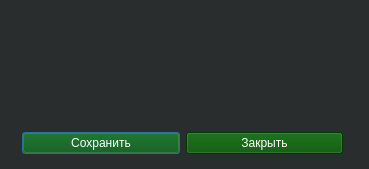
Old version of the form src/view/ui/edit_preset.ui in the repository Ranzo/Calc3d_by_Risen.
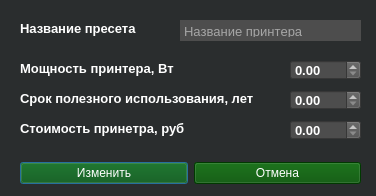
New version of the form. Icons and pictures are not drawn.

The edit to the form file:
```diff
--- a/src/view/ui/edit_preset.ui
+++ b/src/view/ui/edit_preset.ui
@@ -1,61 +1,335 @@
 <?xml version="1.0" encoding="UTF-8"?>
 <ui version="4.0">
- <class>EditPreset</class>
- <widget class="QDialog" name="EditPreset">
-<property name="styleSheet">
-  <string notr="true">
+  <class>EditPrinter</class>
+  <widget class="QDialog" name="EditPrinter">
+    <property name="styleSheet">
+      <string notr="true">
     background-color: rgb(42, 45, 46);
     color: white; 
-  </string>
-</property>
-  <property name="geometry">
-   <rect>
-    <x>0</x>
-    <y>0</y>
-    <width>369</width>
-    <height>169</height>
-   </rect>
-  </property>
-  <property name="windowTitle">
-   <string>Изменить пресет</string>
-  </property>
-  <property name="windowIcon">
-   <iconset>
-    <normaloff>img/logo-1.png</normaloff>img/logo-1.png</iconset>
-  </property>
-  <widget class="QWidget" name="">
-   <property name="geometry">
-    <rect>
-     <x>22</x>
-     <y>130</y>
-     <width>321</width>
-     <height>27</height>
-    </rect>
-   </property>
-   <layout class="QHBoxLayout" name="horizontalLayout">
-    <item>
-     <widget class="QPushButton" name="pushButton">
+      </string>
+    </property>
+    <property name="geometry">
+      <rect>
+        <x>0</x>
+        <y>0</y>
+        <width>376</width>
+        <height>196</height>
+      </rect>
+    </property>
+    <property name="windowTitle">
+      <string>Изменение данных принтера</string>
+    </property>
+    <property name="windowIcon">
+      <iconset>
+        <normaloff>:/img/logo-1.png</normaloff>
+      </iconset>
+    </property>
+    <widget class="QWidget" name="layoutWidget">
+      <property name="geometry">
+        <rect>
+          <x>20</x>
+          <y>160</y>
+          <width>341</width>
+          <height>27</height>
+        </rect>
+      </property>
+      <layout class="QHBoxLayout" name="horizontalLayout">
+        <item>
+          <widget class="QPushButton" name="pushButton">
+            <property name="styleSheet">
+              <string notr="true">background-color: rgb(0, 80, 0);</string>
+            </property>
+            <property name="text">
+              <string>Изменить</string>
+            </property>
+          </widget>
+        </item>
+        <item>
+          <widget class="QPushButton" name="pushButton_2">
+            <property name="styleSheet">
+              <string notr="true">background-color: rgb(0, 80, 0);</string>
+            </property>
+            <property name="text">
+              <string>Отмена</string>
+            </property>
+          </widget>
+        </item>
+      </layout>
+    </widget>
+    <widget class="QLabel" name="power_printer">
+      <property name="geometry">
+        <rect>
+          <x>20</x>
+          <y>90</y>
+          <width>261</width>
+          <height>17</height>
+        </rect>
+      </property>
+      <property name="font">
+        <font>
+          <pointsize>10</pointsize>
+          <bold>true</bold>
+        </font>
+      </property>
       <property name="styleSheet">
-       <string notr="true">background-color: rgb(0, 80, 0);</string>
+        <string notr="true">color: rgb(255, 255, 255);</string>
       </property>
       <property name="text">
-       <string>Сохранить</string>
+        <string>Срок полезного использования, лет</string>
       </property>
-     </widget>
-    </item>
-    <item>
-     <widget class="QPushButton" name="pushButton_2">
+    </widget>
+    <widget class="QDoubleSpinBox" name="input_age">
+      <property name="geometry">
+        <rect>
+          <x>290</x>
+          <y>90</y>
+          <width>71</width>
+          <height>20</height>
+        </rect>
+      </property>
+      <property name="sizePolicy">
+        <sizepolicy hsizetype="Fixed" vsizetype="Fixed">
+          <horstretch>0</horstretch>
+          <verstretch>0</verstretch>
+        </sizepolicy>
+      </property>
+      <property name="font">
+        <font>
+          <pointsize>10</pointsize>
+          <bold>true</bold>
+          <stylestrategy>PreferAntialias</stylestrategy>
+        </font>
+      </property>
       <property name="styleSheet">
-       <string notr="true">background-color: rgb(0, 80, 0);</string>
+        <string notr="true">background-color: rgb(77, 77, 77);</string>
       </property>
+      <property name="buttonSymbols">
+        <enum>QAbstractSpinBox::UpDownArrows</enum>
+      </property>
+      <property name="minimum">
+        <double>0.000000000000000</double>
+      </property>
+      <property name="maximum">
+        <double>99999.000000000000000</double>
+      </property>
+      <property name="value">
+        <double>0.000000000000000</double>
+      </property>
+    </widget>
+    <widget class="QLabel" name="power_printer_2">
+      <property name="geometry">
+        <rect>
+          <x>20</x>
+          <y>120</y>
+          <width>181</width>
+          <height>17</height>
+        </rect>
+      </property>
+      <property name="font">
+        <font>
+          <pointsize>10</pointsize>
+          <bold>true</bold>
+        </font>
+      </property>
+      <property name="styleSheet">
+        <string notr="true">color: rgb(255, 255, 255);</string>
+      </property>
       <property name="text">
-       <string>Закрыть</string>
+        <string>Стоимость принетра, руб</string>
       </property>
-     </widget>
-    </item>
-   </layout>
+    </widget>
+    <widget class="QDoubleSpinBox" name="input_price">
+      <property name="geometry">
+        <rect>
+          <x>290</x>
+          <y>120</y>
+          <width>71</width>
+          <height>20</height>
+        </rect>
+      </property>
+      <property name="sizePolicy">
+        <sizepolicy hsizetype="Fixed" vsizetype="Fixed">
+          <horstretch>0</horstretch>
+          <verstretch>0</verstretch>
+        </sizepolicy>
+      </property>
+      <property name="font">
+        <font>
+          <pointsize>10</pointsize>
+          <bold>true</bold>
+          <stylestrategy>PreferAntialias</stylestrategy>
+        </font>
+      </property>
+      <property name="styleSheet">
+        <string notr="true">background-color: rgb(77, 77, 77);</string>
+      </property>
+      <property name="buttonSymbols">
+        <enum>QAbstractSpinBox::UpDownArrows</enum>
+      </property>
+      <property name="minimum">
+        <double>0.000000000000000</double>
+      </property>
+      <property name="maximum">
+        <double>99999.000000000000000</double>
+      </property>
+      <property name="value">
+        <double>0.000000000000000</double>
+      </property>
+    </widget>
+    <widget class="QLabel" name="power_printer_3">
+      <property name="geometry">
+        <rect>
+          <x>20</x>
+          <y>60</y>
+          <width>181</width>
+          <height>17</height>
+        </rect>
+      </property>
+      <property name="font">
+        <font>
+          <pointsize>10</pointsize>
+          <bold>true</bold>
+        </font>
+      </property>
+      <property name="styleSheet">
+        <string notr="true">color: rgb(255, 255, 255);</string>
+      </property>
+      <property name="text">
+        <string>Мощность принтера, Вт</string>
+      </property>
+    </widget>
+    <widget class="QDoubleSpinBox" name="input_power">
+      <property name="geometry">
+        <rect>
+          <x>290</x>
+          <y>60</y>
+          <width>71</width>
+          <height>20</height>
+        </rect>
+      </property>
+      <property name="sizePolicy">
+        <sizepolicy hsizetype="Fixed" vsizetype="Fixed">
+          <horstretch>0</horstretch>
+          <verstretch>0</verstretch>
+        </sizepolicy>
+      </property>
+      <property name="font">
+        <font>
+          <pointsize>10</pointsize>
+          <bold>true</bold>
+          <stylestrategy>PreferAntialias</stylestrategy>
+        </font>
+      </property>
+      <property name="styleSheet">
+        <string notr="true">background-color: rgb(77, 77, 77);</string>
+      </property>
+      <property name="buttonSymbols">
+        <enum>QAbstractSpinBox::UpDownArrows</enum>
+      </property>
+      <property name="minimum">
+        <double>0.000000000000000</double>
+      </property>
+      <property name="maximum">
+        <double>99999.000000000000000</double>
+      </property>
+      <property name="value">
+        <double>0.000000000000000</double>
+      </property>
+    </widget>
+    <widget class="QLabel" name="power_printer_4">
+      <property name="geometry">
+        <rect>
+          <x>20</x>
+          <y>20</y>
+          <width>181</width>
+          <height>17</height>
+        </rect>
+      </property>
+      <property name="font">
+        <font>
+          <pointsize>10</pointsize>
+          <bold>true</bold>
+        </font>
+      </property>
+      <property name="styleSheet">
+        <string notr="true">color: rgb(255, 255, 255);</string>
+      </property>
+      <property name="text">
+        <string>Название пресета</string>
+      </property>
+    </widget>
+    <widget class="QTextEdit" name="input_name">
+      <property name="enabled">
+        <bool>true</bool>
+      </property>
+      <property name="geometry">
+        <rect>
+          <x>180</x>
+          <y>20</y>
+          <width>181</width>
+          <height>21</height>
+        </rect>
+      </property>
+      <property name="font">
+        <font>
+          <pointsize>10</pointsize>
+          <stylestrategy>PreferAntialias</stylestrategy>
+          <kerning>false</kerning>
+        </font>
+      </property>
+      <property name="tabletTracking">
+        <bool>false</bool>
+      </property>
+      <property name="acceptDrops">
+        <bool>true</bool>
+      </property>
+      <property name="styleSheet">
+        <string notr="true">background-color: rgb(77, 77, 77);</string>
+      </property>
+      <property name="frameShape">
+        <enum>QFrame::NoFrame</enum>
+      </property>
+      <property name="frameShadow">
+        <enum>QFrame::Sunken</enum>
+      </property>
+      <property name="verticalScrollBarPolicy">
+        <enum>Qt::ScrollBarAlwaysOff</enum>
+      </property>
+      <property name="horizontalScrollBarPolicy">
+        <enum>Qt::ScrollBarAlwaysOff</enum>
+      </property>
+      <property name="autoFormatting">
+        <set>QTextEdit::AutoBulletList</set>
+      </property>
+      <property name="tabChangesFocus">
+        <bool>true</bool>
+      </property>
+      <property name="documentTitle">
+        <string notr="true"/>
+      </property>
+      <property name="undoRedoEnabled">
+        <bool>false</bool>
+      </property>
+      <property name="lineWrapMode">
+        <enum>QTextEdit::WidgetWidth</enum>
+      </property>
+      <property name="markdown">
+        <string/>
+      </property>
+      <property name="acceptRichText">
+        <bool>false</bool>
+      </property>
+      <property name="cursorWidth">
+        <number>1</number>
+      </property>
+      <property name="textInteractionFlags">
+        <set>Qt::TextEditorInteraction</set>
+      </property>
+      <property name="placeholderText">
+        <string>Название принтера</string>
+      </property>
+    </widget>
   </widget>
- </widget>
- <resources/>
- <connections/>
+  <resources/>
+  <connections/>
 </ui>
```
